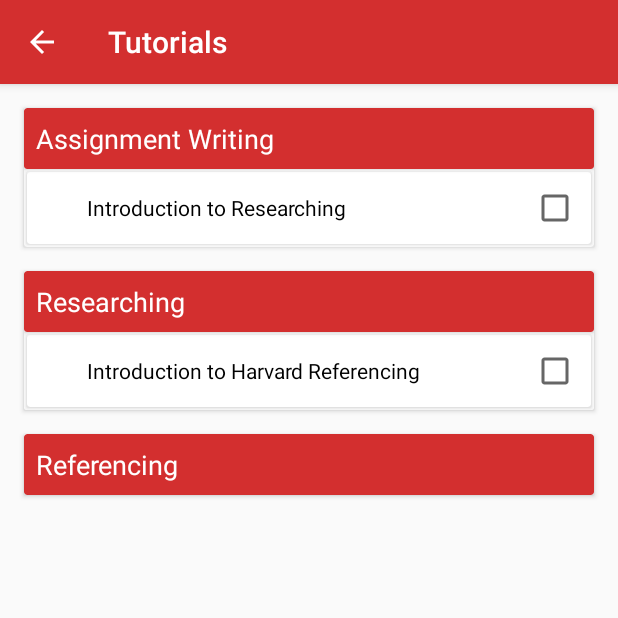
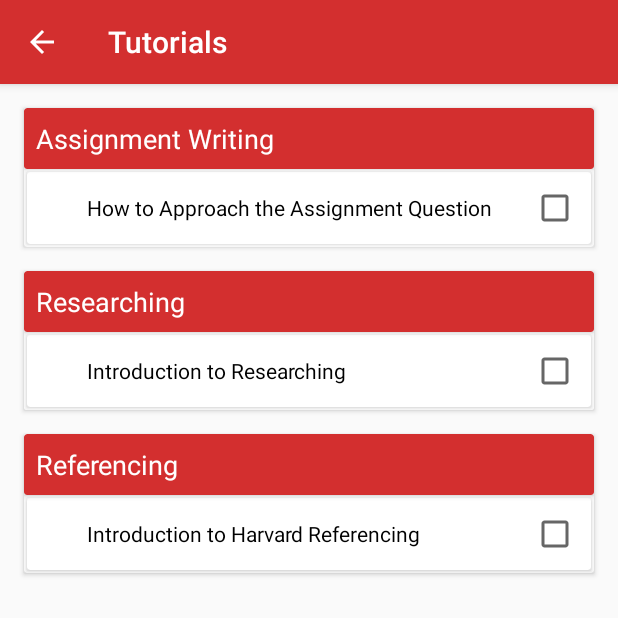
Before and after one commit to conewaffle/AssignmentApplication, an Android app: the screen it shows after launch (TopicListActivity), after a tap on "Learning", on a phone screen of 412 x 824 dp, the top half of it. Run offline under Robolectric (Android 15) with nearby library versions, the phone set to English and light mode, and no system bars; our stand-ins replace Room's generated code.

Commit message:
starting to implement research activtiy

```diff
--- a/app/src/main/java/com/example/assignmentapplication/HomeActivity.java
+++ b/app/src/main/java/com/example/assignmentapplication/HomeActivity.java
@@ -17,6 +17,7 @@ public class HomeActivity extends AppCompatActivity implements View.OnClickListe
     private CardView cardTopics;
     private CardView cardQuiz;
     private CardView cardSettings;
+    private CardView cardResearch;
 
     @Override
     protected void onCreate(Bundle savedInstanceState) {
@@ -27,10 +28,12 @@ public class HomeActivity extends AppCompatActivity implements View.OnClickListe
         cardTopics = findViewById(R.id.cardTopics);
         cardQuiz = findViewById(R.id.cardQuiz);
         cardSettings = findViewById(R.id.cardSettings);
+        cardResearch = findViewById(R.id.cardResearch);
 
         cardTopics.setOnClickListener(this);
         cardQuiz.setOnClickListener(this);
         cardSettings.setOnClickListener(this);
+        cardResearch.setOnClickListener(this);
 
     }
 
@@ -47,6 +50,8 @@ public class HomeActivity extends AppCompatActivity implements View.OnClickListe
             case R.id.cardSettings:
                 intent = new Intent(HomeActivity.this, SettingsActivity.class);
                 break;
+            case R.id.cardResearch:
+                intent = new Intent(HomeActivity.this, ResearchActivity.class);
             default:
         }
         if (intent != null) {
--- a/app/src/main/java/com/example/assignmentapplication/QuizResultActivity.java
+++ b/app/src/main/java/com/example/assignmentapplication/QuizResultActivity.java
@@ -3,6 +3,7 @@ package com.example.assignmentapplication;
 import androidx.appcompat.app.AppCompatActivity;
 
 import android.content.Intent;
+import android.graphics.Color;
 import android.os.Bundle;
 import android.view.View;
 import android.widget.Button;
@@ -41,13 +42,14 @@ public class QuizResultActivity extends AppCompatActivity {
 
         textScore.setText(score + "/" + totalQuestions);
 
-        grade = (score/totalQuestions)*100;
+        grade = ((double)score/(double)totalQuestions)*100;
 
         if(grade<50){
           gradeMessage.setText("Further study is required.");
           textScore.setTextColor(getResources().getColor(R.color.colorIncorrect));
-        } else if(grade<80){
+        } else if(grade<75){
             gradeMessage.setText("You can do better!");
+            textScore.setTextColor(Color.BLACK);
         } else {
             gradeMessage.setText("Well Done!");
             textScore.setTextColor(getResources().getColor(R.color.colorCorrect));
--- a/app/src/main/java/com/example/assignmentapplication/TopicListActivity.java
+++ b/app/src/main/java/com/example/assignmentapplication/TopicListActivity.java
@@ -1,6 +1,7 @@
 package com.example.assignmentapplication;
 
 import android.app.Activity;
+import android.app.ProgressDialog;
 import android.content.Intent;
 import android.content.SharedPreferences;
 import android.os.AsyncTask;
@@ -26,6 +27,7 @@ public class TopicListActivity extends AppCompatActivity {
 
     public static final String DATABASE_INITIALISED = "databaseInitialised";
 
+    private ProgressDialog progDialog;
     private RecyclerView recyclerView1;
     private RecyclerView recyclerView2;
     private RecyclerView recyclerView3;
@@ -39,6 +41,8 @@ public class TopicListActivity extends AppCompatActivity {
         setContentView(R.layout.activity_topic_list);
         setTitle("Tutorials");
 
+        progDialog = new ProgressDialog(TopicListActivity.this);
+
         recyclerView1 = findViewById(R.id.recycler1);
         recyclerView1.setHasFixedSize(true);
         recyclerView1.setLayoutManager(new LinearLayoutManager(this));
@@ -51,11 +55,11 @@ public class TopicListActivity extends AppCompatActivity {
 
         mAdapter = new TopicAdapter(new ArrayList<Tutorial>());
         mAdapter2 = new TopicAdapter(new ArrayList<Tutorial>());
-        //mAdapter3 = new TopicAdapter(new ArrayList<Tutorial>());
+        mAdapter3 = new TopicAdapter(new ArrayList<Tutorial>());
 
         recyclerView1.setAdapter(mAdapter);
         recyclerView2.setAdapter(mAdapter2);
-        //recyclerView3.setAdapter(mAdapter3);
+        recyclerView3.setAdapter(mAdapter3);
 
         //this value will determine whether the app will insert tutorials into database, or proceed directly to querying them
         SharedPreferences checkDbPrefs =  getSharedPreferences(DATABASE_INITIALISED, MODE_PRIVATE);
@@ -67,11 +71,20 @@ public class TopicListActivity extends AppCompatActivity {
             new QueryDBTask().execute();
         }
 
-
     }
 
     //result parameter is an ArrayList containing an ArrayList of tutorials for each category/topic of learning
     private class QueryDBTask extends AsyncTask<Void, Void, ArrayList<ArrayList<Tutorial>>> {
+
+        @Override
+        protected void onPreExecute(){
+            super.onPreExecute();
+            progDialog.setMessage("Loading Topics...");
+            progDialog.setIndeterminate(false);
+            progDialog.setProgressStyle(ProgressDialog.STYLE_HORIZONTAL);
+            progDialog.setCancelable(true);
+            progDialog.show();
+        }
 
         @Override
         protected ArrayList<ArrayList<Tutorial>> doInBackground(Void... voids){
@@ -80,11 +93,13 @@ public class TopicListActivity extends AppCompatActivity {
                     .build();
 
                 //casting the List into ArrayList, since the DAO was not working with ArrayLists
-                ArrayList<Tutorial> set1 = (ArrayList<Tutorial>) db.tutorialDao().getResearchingTutorials();
-                ArrayList<Tutorial> set2 = (ArrayList<Tutorial>) db.tutorialDao().getReferencingTutorials();
+                ArrayList<Tutorial> set1 = (ArrayList<Tutorial>) db.tutorialDao().getWritingTutorials();
+                ArrayList<Tutorial> set2 = (ArrayList<Tutorial>) db.tutorialDao().getResearchingTutorials();
+                ArrayList<Tutorial> set3 = (ArrayList<Tutorial>) db.tutorialDao().getReferencingTutorials();
                 ArrayList<ArrayList<Tutorial>> masterList = new ArrayList<>();
                 masterList.add(set1);
                 masterList.add(set2);
+                masterList.add(set3);
                 return masterList;
         }
 
@@ -94,7 +109,9 @@ public class TopicListActivity extends AppCompatActivity {
             mAdapter.notifyDataSetChanged();
             mAdapter2.setTutorials(tutorials.get(1));
             mAdapter2.notifyDataSetChanged();
-
+            mAdapter3.setTutorials(tutorials.get(2));
+            mAdapter3.notifyDataSetChanged();
+            progDialog.dismiss();
         }
     }
 
@@ -110,6 +127,7 @@ public class TopicListActivity extends AppCompatActivity {
                     .build();
                 db.tutorialDao().insert(new Tutorial("Introduction to Researching", "This tutorial will introduce you to Researching", "Researching", "XEOCbFJjRw0", "Researching is important for assignments."));
                 db.tutorialDao().insert(new Tutorial("Introduction to Harvard Referencing", "This tutorial will introduce you to Harvard Referencing", "Referencing", "XEOCbFJjRw0", "Harvard referencing is used at UNSW."));
+                db.tutorialDao().insert(new Tutorial("How to Approach the Assignment Question", "This tutorial will discuss how you can approach assignment questions.", "Writing", "XE0CbFJjRw0", "Assignment writing is fun!"));
                 return null;
         }
 
--- a/app/src/main/java/com/example/assignmentapplication/TutorialDao.java
+++ b/app/src/main/java/com/example/assignmentapplication/TutorialDao.java
@@ -19,6 +19,9 @@ public interface TutorialDao {
     @Query("SELECT * FROM tutorial WHERE category = 'Referencing'")
     List<Tutorial> getReferencingTutorials();
 
+    @Query("SELECT * FROM tutorial WHERE category = 'Writing'")
+    List<Tutorial> getWritingTutorials();
+
     @Insert
     void insert(Tutorial tutorial);
 }
--- a/app/src/main/res/layout/activity_home.xml
+++ b/app/src/main/res/layout/activity_home.xml
@@ -166,7 +166,7 @@
                 </androidx.cardview.widget.CardView>
 
                 <androidx.cardview.widget.CardView
-                    android:id="@+id/card4"
+                    android:id="@+id/cardResearch"
                     android:layout_width="match_parent"
                     android:layout_height="match_parent"
                     android:layout_marginLeft="16dp"
@@ -196,12 +196,12 @@
                             app:srcCompat="@drawable/marks_progress" />
 
                         <TextView
-                            android:id="@+id/textView5"
+                            android:id="@+id/textSearch"
                             android:layout_width="match_parent"
                             android:layout_height="wrap_content"
                             android:layout_weight="1"
                             android:gravity="bottom|center"
-                            android:text="Other"
+                            android:text="Find Sources"
                             android:textAlignment="center"
                             android:textAllCaps="false"
                             android:textColor="@android:color/black"
--- /dev/null
+++ b/app/src/main/res/layout/activity_research_item.xml
@@ -0,0 +1,6 @@
+<?xml version="1.0" encoding="utf-8"?>
+<LinearLayout xmlns:android="http://schemas.android.com/apk/res/android"
+    android:orientation="vertical" android:layout_width="match_parent"
+    android:layout_height="match_parent">
+
+</LinearLayout>
```
Also changed, not shown: app/src/main/AndroidManifest.xml (+9 -1 lines), app/src/main/java/com/example/assignmentapplication/ResearchActivity.java (added, +25 -0 lines), app/src/main/res/layout/activity_research.xml (added, +22 -0 lines).
